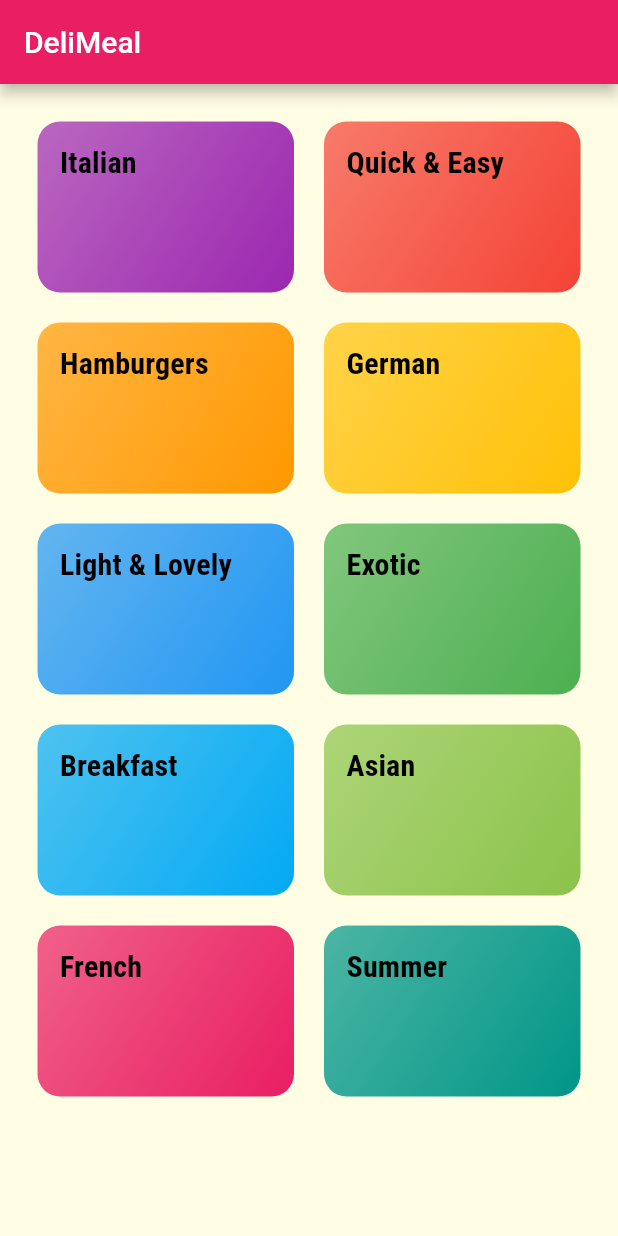
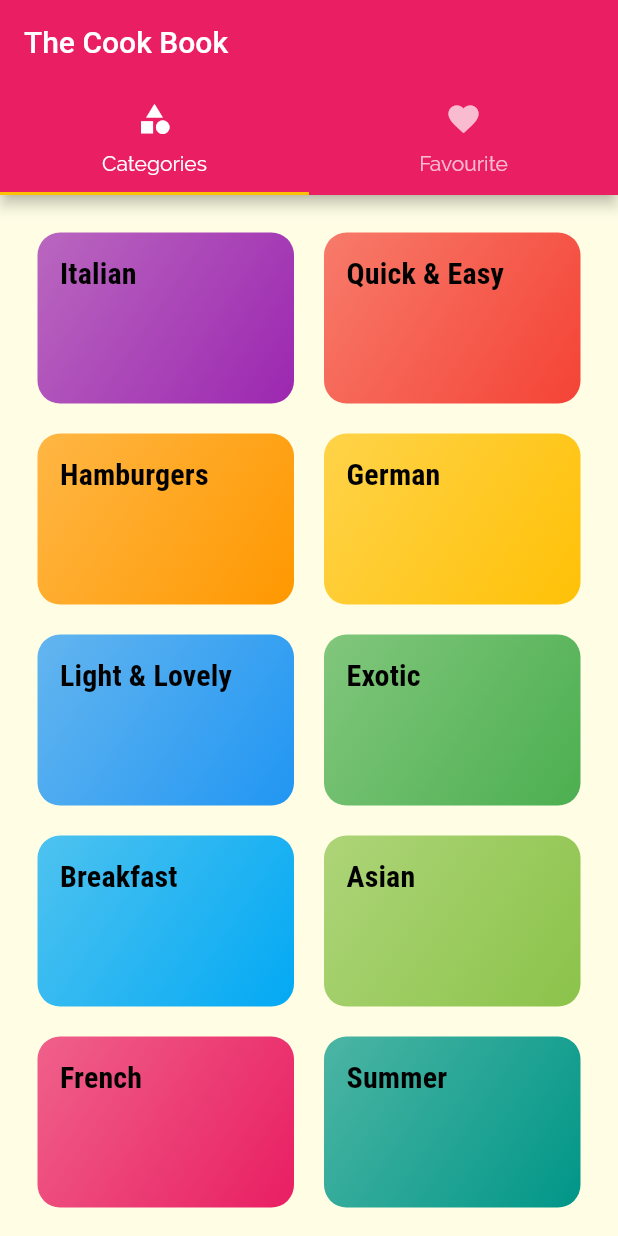
Before and after one commit to RounakJoshi09/the_cook_book_app, a Flutter app: the screen it shows after launch, on a phone screen of 412 x 824 dp. Run offline on Flutter 3.47's test engine with Material 2 defaults, Android fonts, the phone set to English and light mode, and no system bars.

Commit message:
Tab Bar Working Fine

```diff
--- a/lib/main.dart
+++ b/lib/main.dart
@@ -3,6 +3,7 @@ import 'package:flutter/material.dart';
 import 'screens/category_meals_screen.dart';
 import 'screens/categories_screen.dart';
 import 'screens/meal_detail.dart';
+import 'screens/tab_bar.dart';
 
 void main() => runApp(MyApp());
 
@@ -32,7 +33,7 @@ class MyApp extends StatelessWidget {
       // home: CategoriesScreen(),
       initialRoute: '/', // default is '/'
       routes: {
-        '/': (ctx) => CategoriesScreen(),
+        '/': (ctx) => TabScreen(),
         CategoryMealsScreen.routeName: (ctx) => CategoryMealsScreen(),
         MealDetail.routeName: (ctx) => MealDetail(),
       },
--- a/lib/screens/categories_screen.dart
+++ b/lib/screens/categories_screen.dart
@@ -6,11 +6,7 @@ import '../widgets/category_item.dart';
 class CategoriesScreen extends StatelessWidget {
   @override
   Widget build(BuildContext context) {
-    return Scaffold(
-      appBar: AppBar(
-        title: const Text('DeliMeal'),
-      ),
-      body: GridView(
+    return GridView(
       padding: const EdgeInsets.all(25),
       children: DUMMY_CATEGORIES
           .map(
@@ -27,7 +23,6 @@ class CategoriesScreen extends StatelessWidget {
         crossAxisSpacing: 20,
         mainAxisSpacing: 20,
       ),
-      ),
     );
   }
 }
--- /dev/null
+++ b/lib/screens/favourite_screen.dart
@@ -0,0 +1,8 @@
+import 'package:flutter/material.dart';
+
+class FavouriteScreen extends StatelessWidget {
+  @override
+  Widget build(BuildContext context) {
+    return Center(child: Text("My Favourite"));
+  }
+}
--- /dev/null
+++ b/lib/screens/tab_bar.dart
@@ -0,0 +1,41 @@
+import 'package:flutter/material.dart';
+import 'package:flutter_complete_guide/screens/categories_screen.dart';
+import 'package:flutter_complete_guide/screens/favourite_screen.dart';
+
+class TabScreen extends StatefulWidget {
+  @override
+  State<TabScreen> createState() => _TabScreenState();
+}
+
+class _TabScreenState extends State<TabScreen> {
+  @override
+  Widget build(BuildContext context) {
+    return DefaultTabController(
+      length: 2,
+      initialIndex: 0,
+      child: Scaffold(
+        appBar: AppBar(
+          title: Text('The Cook Book'),
+          bottom: TabBar(
+            tabs: <Widget>[
+              Tab(
+                icon: Icon(Icons.category),
+                text: 'Categories',
+              ),
+              Tab(
+                icon: Icon(Icons.favorite),
+                text: 'Favourite',
+              )
+            ],
+          ),
+        ),
+        body: TabBarView(
+          children: <Widget>[
+            CategoriesScreen(),
+            FavouriteScreen(),
+          ],
+        ),
+      ),
+    );
+  }
+}
```
Lines whose indentation alone changed are shown as unchanged.
